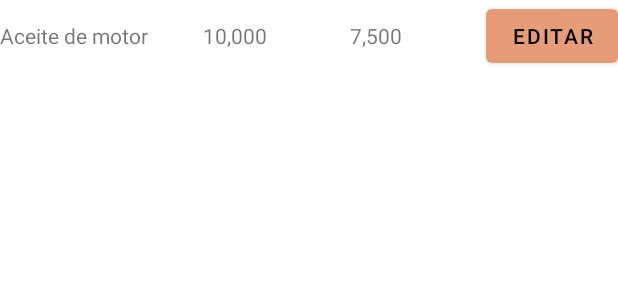
After one commit to FamilyBoggart/SMC, an Android app: the layout component_layout.xml on its own in the app's theme, with its tools: preview values and no code run, on a phone screen of 412 x 824 dp. The commit adds this screen. Shown: the top 300 px of the screen. Run offline under Robolectric (Android 15) with nearby library versions, the phone set to English and light mode, and no system bars.

Commit message:
Version 0.1.9.0 Vamos a gestionar los componentes ocon un LayoutIntflater des mismo modo que hemos gestionado la lista de coches

```diff
--- /dev/null
+++ b/app/src/main/res/layout/component_layout.xml
@@ -0,0 +1,41 @@
+<?xml version="1.0" encoding="utf-8"?>
+<LinearLayout xmlns:android="http://schemas.android.com/apk/res/android"
+    android:layout_width="match_parent"
+    android:layout_height="match_parent"
+    xmlns:tools="http://schemas.android.com/tools"
+    android:orientation="horizontal">
+    <TextView
+        android:id="@+id/c1_name"
+        android:layout_width="80dp"
+        android:layout_height="wrap_content"
+        android:layout_weight="1"
+        android:text="Aceite de motor" />
+
+    <TextView
+        android:id="@+id/c1_km_rev"
+        android:layout_width="wrap_content"
+        android:layout_height="wrap_content"
+        android:layout_weight="1"
+        android:text="10,000" />
+
+    <TextView
+        android:id="@+id/c1_km"
+        android:layout_width="wrap_content"
+        android:layout_height="wrap_content"
+        android:layout_weight="1"
+        android:text="7,500"
+        android:visibility="visible"/>
+    <EditText
+        android:id="@+id/c1_edit"
+        android:layout_width="0dp"
+        android:layout_height="wrap_content"
+        android:layout_weight="1"
+        android:inputType="number"
+        android:visibility="gone" />
+
+    <Button
+        android:id="@+id/component_button"
+        android:layout_width="wrap_content"
+        android:layout_height="wrap_content"
+        android:text="Editar" />
+</LinearLayout>
```
Also changed, not shown: app/src/main/res/layout/activity_add_component.xml (+61 -29 lines).
